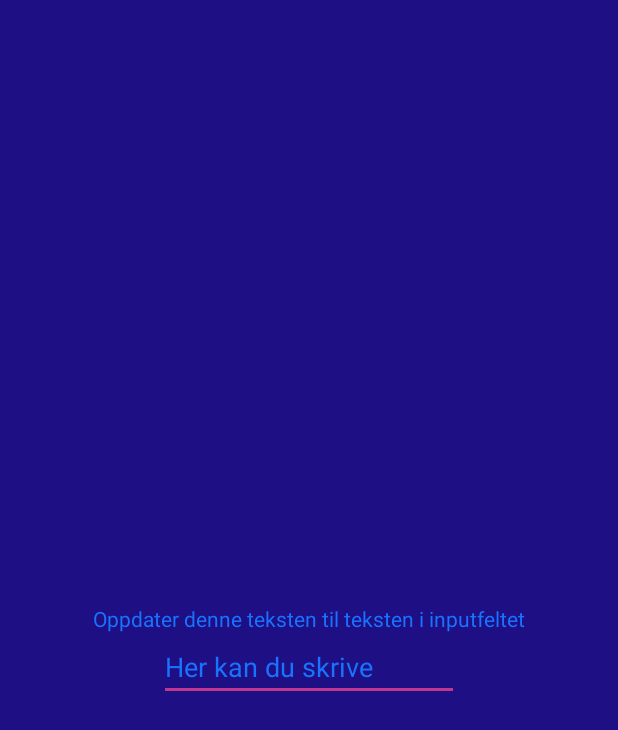
After one commit to hhalse/techday2018-public, an Android app: the Task2DataBinding screen opened directly, with no data from a screen before it, on a phone screen of 412 x 824 dp. The commit adds this screen. Shown: the top 730 px of the screen. Run offline under Robolectric (Android 15) with nearby library versions, the phone set to English and light mode, and no system bars.

Commit message:
Task2 databinding

```diff
--- a/app/src/main/AndroidManifest.xml
+++ b/app/src/main/AndroidManifest.xml
@@ -17,6 +17,7 @@
             </intent-filter>
         </activity>
         <activity android:name=".task1.Task1"></activity>
+        <activity android:name=".task2databinding.Task2DataBinding"></activity>
     </application>
 
 </manifest>
--- a/app/src/main/java/no/finn/techday2018/MainActivity.kt
+++ b/app/src/main/java/no/finn/techday2018/MainActivity.kt
@@ -5,6 +5,7 @@ import androidx.appcompat.app.AppCompatActivity
 import androidx.recyclerview.widget.LinearLayoutManager
 import kotlinx.android.synthetic.main.activity_main.*
 import no.finn.techday2018.task1.Task1
+import no.finn.techday2018.task2databinding.Task2DataBinding
 
 class MainActivity : AppCompatActivity() {
 
@@ -14,8 +15,8 @@ class MainActivity : AppCompatActivity() {
 
         val taskListAdapter = TaskListAdapter()
         taskListAdapter.items = listOf(
-            TaskListItem(Task1::class.java, "Hello, world!", R.drawable.hello_world)
-
+            TaskListItem(Task1::class.java, "Hello, world!", R.drawable.hello_world),
+            TaskListItem(Task2DataBinding::class.java, "Data binding", R.drawable.hello_world)
         )
         taskList.adapter = taskListAdapter
         taskList.layoutManager = LinearLayoutManager(this)
--- /dev/null
+++ b/app/src/main/java/no/finn/techday2018/task2databinding/EditExtenison.kt
@@ -0,0 +1,13 @@
+package no.finn.techday2018.task2databinding
+
+import android.text.Editable
+import android.text.TextWatcher
+import android.widget.EditText
+
+fun EditText.onChange(callback: (String) -> Unit) {
+    this.addTextChangedListener(object: TextWatcher {
+        override fun afterTextChanged(s: Editable?) { callback(s.toString()) }
+        override fun beforeTextChanged(s: CharSequence?, start: Int, count: Int, after: Int) {}
+        override fun onTextChanged(s: CharSequence?, start: Int, before: Int, count: Int) {}
+    })
+}
--- /dev/null
+++ b/app/src/main/java/no/finn/techday2018/task2databinding/Task2DataBinding.kt
@@ -0,0 +1,19 @@
+package no.finn.techday2018.task2databinding
+
+import android.os.Bundle
+import androidx.appcompat.app.AppCompatActivity
+import kotlinx.android.synthetic.main.activity_task2_databinding.*
+import no.finn.techday2018.R
+
+class Task2DataBinding : AppCompatActivity() {
+    override fun onCreate(savedInstanceState: Bundle?) {
+        super.onCreate(savedInstanceState)
+        setContentView(R.layout.activity_task2_databinding)
+
+        init()
+    }
+
+    private fun init() {
+        editText.onChange { newText -> textView.text = newText}
+    }
+}
--- /dev/null
+++ b/app/src/main/res/layout/activity_task2_databinding.xml
@@ -0,0 +1,33 @@
+<?xml version="1.0" encoding="utf-8"?>
+<androidx.constraintlayout.widget.ConstraintLayout
+        xmlns:android="http://schemas.android.com/apk/res/android"
+        xmlns:app="http://schemas.android.com/apk/res-auto"
+        xmlns:tools="http://schemas.android.com/tools"
+        android:layout_width="match_parent"
+        android:layout_height="match_parent"
+        android:background="@color/colorPrimaryDark"
+        tools:context=".task1.Task1">
+
+    <TextView
+            android:id="@+id/textView"
+            android:layout_width="wrap_content"
+            android:layout_height="wrap_content"
+            app:layout_constraintTop_toTopOf="parent"
+            app:layout_constraintBottom_toBottomOf="parent"
+            app:layout_constraintLeft_toLeftOf="parent"
+            app:layout_constraintRight_toRightOf="parent"
+            android:textColor="@color/colorPrimary"
+            android:text="Oppdater denne teksten til teksten i inputfeltet"/>
+
+    <EditText
+            android:id="@+id/editText"
+            android:layout_width="200dp"
+            android:layout_height="wrap_content"
+            android:text="Her kan du skrive"
+            android:textColor="@color/colorPrimary"
+            app:layout_constraintTop_toBottomOf="@id/textView"
+            app:layout_constraintLeft_toLeftOf="parent"
+            app:layout_constraintRight_toRightOf="parent"
+    />
+
+</androidx.constraintlayout.widget.ConstraintLayout>
```
